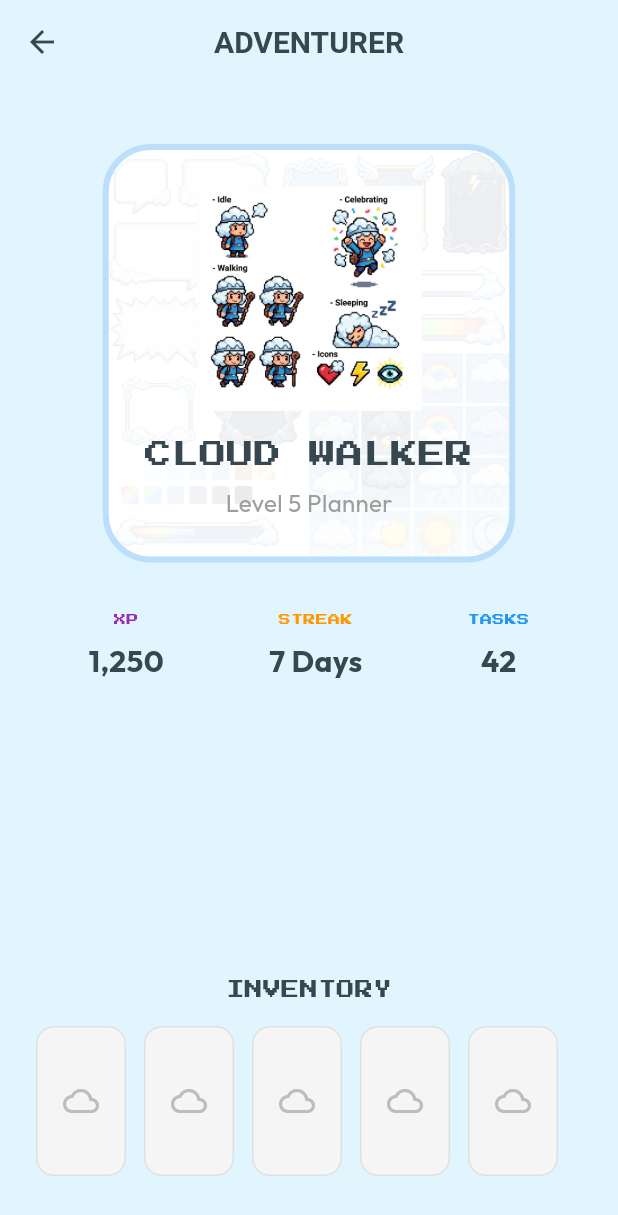
After one commit to Kryst4lDem0ni4s/UnForget, a Flutter app: the ProfileScreen screen opened directly, on a phone screen of 412 x 824 dp. The commit adds this screen. Shown: the top 1215 px of the screen. Run offline on Flutter 3.47's test engine with Material 3 defaults, Android fonts, the phone set to English and light mode, and no system bars; our stand-ins replace dio, flutter_animate, flutter_riverpod, go_router, google_fonts, riverpod_annotation and 2 more; accounts and stored records are empty; generated files the repository leaves out were written again.

Commit message:
feat: implement gamified user profile screen and integrate gamification elements into the dashboard with dedicated routing.

```diff
--- a/frontend/lib/core/router/app_router.dart
+++ b/frontend/lib/core/router/app_router.dart
@@ -6,6 +6,7 @@ import '../../features/tasks/presentation/add_task_screen.dart';
 import '../../features/tasks/presentation/task_list_screen.dart';
 import '../../features/calendar/presentation/calendar_screen.dart';
 import '../../features/ai_assistant/presentation/plan_review_screen.dart';
+import '../../features/gamification/presentation/profile_screen.dart';
 
 part 'app_router.g.dart';
 
@@ -44,6 +45,10 @@ GoRouter router(RouterRef ref) {
         path: '/tasks',
         builder: (context, state) => const TaskListScreen(),
       ),
+      GoRoute(
+        path: '/profile',
+        builder: (context, state) => const ProfileScreen(),
+      ),
     ],
   );
 }
--- a/frontend/lib/features/dashboard/presentation/dashboard_screen.dart
+++ b/frontend/lib/features/dashboard/presentation/dashboard_screen.dart
@@ -3,6 +3,8 @@ import 'package:flutter_riverpod/flutter_riverpod.dart';
 import 'package:go_router/go_router.dart';
 import '../../gamification/presentation/cloud_widget.dart';
 import '../../gamification/data/gamification_provider.dart';
+import '../presentation/widgets/sync_visualizer.dart';
+import '../../../core/api/sync_provider.dart';
 
 class DashboardScreen extends ConsumerStatefulWidget {
   const DashboardScreen({super.key});
@@ -18,11 +20,21 @@ class _DashboardScreenState extends ConsumerState<DashboardScreen> {
   Widget build(BuildContext context) {
     final cloudStateAsync = ref.watch(cloudStateProvider);
     final cloudState = cloudStateAsync.valueOrNull ?? CloudState.clear;
+    final isSyncing = ref.watch(syncStatusProvider);
 
     return Scaffold(
       appBar: AppBar(
         title: const Text('SkyPlan'),
         actions: [
+          IconButton(
+            icon: const Icon(Icons.refresh),
+            onPressed: () {
+              ref.read(syncStatusProvider.notifier).startSync();
+              Future.delayed(const Duration(seconds: 3), () {
+                ref.read(syncStatusProvider.notifier).endSync();
+              });
+            },
+          ),
           IconButton(
             icon: const Icon(Icons.notifications_outlined),
             onPressed: () {},
@@ -45,6 +57,12 @@ class _DashboardScreenState extends ConsumerState<DashboardScreen> {
         backgroundColor: Colors.white,
         child: const Icon(Icons.cloud_upload_outlined, color: Colors.blue),
       ),
+      bottomNavigationBar: isSyncing
+        ? Padding(
+            padding: const EdgeInsets.only(bottom: 80.0),
+            child: Center(child: SyncVisualizer(isSyncing: isSyncing)),
+          )
+        : null,
     );
   }
 
@@ -163,6 +181,14 @@ class _AppDrawer extends StatelessWidget {
                context.go('/tasks');
             },
           ),
+          ListTile(
+            leading: const Icon(Icons.person_outline),
+            title: const Text('Adventurer Profile'),
+            onTap: () {
+               context.pop();
+               context.go('/profile');
+            },
+          ),
           const Divider(),
           ListTile(
             leading: const Icon(Icons.settings_outlined),
--- /dev/null
+++ b/frontend/lib/features/gamification/presentation/profile_screen.dart
@@ -0,0 +1,123 @@
+import 'package:flutter/material.dart';
+import 'package:flutter_riverpod/flutter_riverpod.dart';
+import 'package:google_fonts/google_fonts.dart';
+
+class ProfileScreen extends ConsumerWidget {
+  const ProfileScreen({super.key});
+
+  @override
+  Widget build(BuildContext context, WidgetRef ref) {
+    return Scaffold(
+      appBar: AppBar(
+        title: const Text('ADVENTURER'),
+      ),
+      body: Center(
+        child: Column(
+          children: [
+            const SizedBox(height: 40),
+            // Character Card
+            Container(
+              padding: const EdgeInsets.all(24),
+              decoration: BoxDecoration(
+                color: Colors.white,
+                borderRadius: BorderRadius.circular(32),
+                border: Border.all(color: Colors.blue.shade100, width: 4),
+                image: const DecorationImage(
+                  image: AssetImage('assets/ui/pixel_ui_kit_tiles.png'),
+                  opacity: 0.1,
+                  repeat: ImageRepeat.repeat,
+                ),
+              ),
+              child: Column(
+                children: [
+                  Image.asset(
+                    'assets/ui/pixel_character_kit.png',
+                    width: 150,
+                    height: 150,
+                    fit: BoxFit.contain,
+                  ),
+                  const SizedBox(height: 16),
+                  Text(
+                    "CLOUD WALKER",
+                    style: GoogleFonts.pressStart2p(fontSize: 18),
+                  ),
+                  const SizedBox(height: 8),
+                  Text(
+                    "Level 5 Planner",
+                    style: GoogleFonts.outfit(fontSize: 16, color: Colors.grey),
+                  ),
+                ],
+              ),
+            ),
+            const SizedBox(height: 32),
+            // Stats Row
+            Padding(
+              padding: const EdgeInsets.symmetric(horizontal: 24.0),
+              child: Row(
+                mainAxisAlignment: MainAxisAlignment.spaceAround,
+                children: [
+                  _StatTile(label: "XP", value: "1,250", color: Colors.purple),
+                  _StatTile(label: "STREAK", value: "7 Days", color: Colors.orange),
+                  _StatTile(label: "TASKS", value: "42", color: Colors.blue),
+                ],
+              ),
+            ),
+            const Spacer(),
+            // Loot / Equipment Grid (Visual Only)
+            Text(
+              "INVENTORY",
+              style: GoogleFonts.pressStart2p(fontSize: 12),
+            ),
+            const SizedBox(height: 16),
+            SizedBox(
+              height: 100,
+              child: ListView.builder(
+                scrollDirection: Axis.horizontal,
+                padding: const EdgeInsets.symmetric(horizontal: 24),
+                itemCount: 5,
+                itemBuilder: (context, index) {
+                  return Container(
+                    width: 60,
+                    margin: const EdgeInsets.only(right: 12),
+                    decoration: BoxDecoration(
+                      color: Colors.grey.shade100,
+                      borderRadius: BorderRadius.circular(12),
+                      border: Border.all(color: Colors.grey.shade300),
+                    ),
+                    child: Icon(Icons.cloud_outlined, color: Colors.grey.shade400),
+                  );
+                },
+              ),
+            ),
+            const SizedBox(height: 40),
+          ],
+        ),
+      ),
+    );
+  }
+}
+
+class _StatTile extends StatelessWidget {
+  final String label;
+  final String value;
+  final Color color;
+
+  const _StatTile({required this.label, required this.value, required this.color});
+
+  @override
+  Widget build(BuildContext context) {
+    return Column(
+      children: [
+        Text(
+          label,
+          style: GoogleFonts.pressStart2p(fontSize: 8, color: color),
+        ),
+        const SizedBox(height: 8),
+        Text(
+          value,
+          style: GoogleFonts.outfit(fontSize: 20, fontWeight: FontWeight.bold),
+        ),
+      ],
+    );
+  }
+}
```
